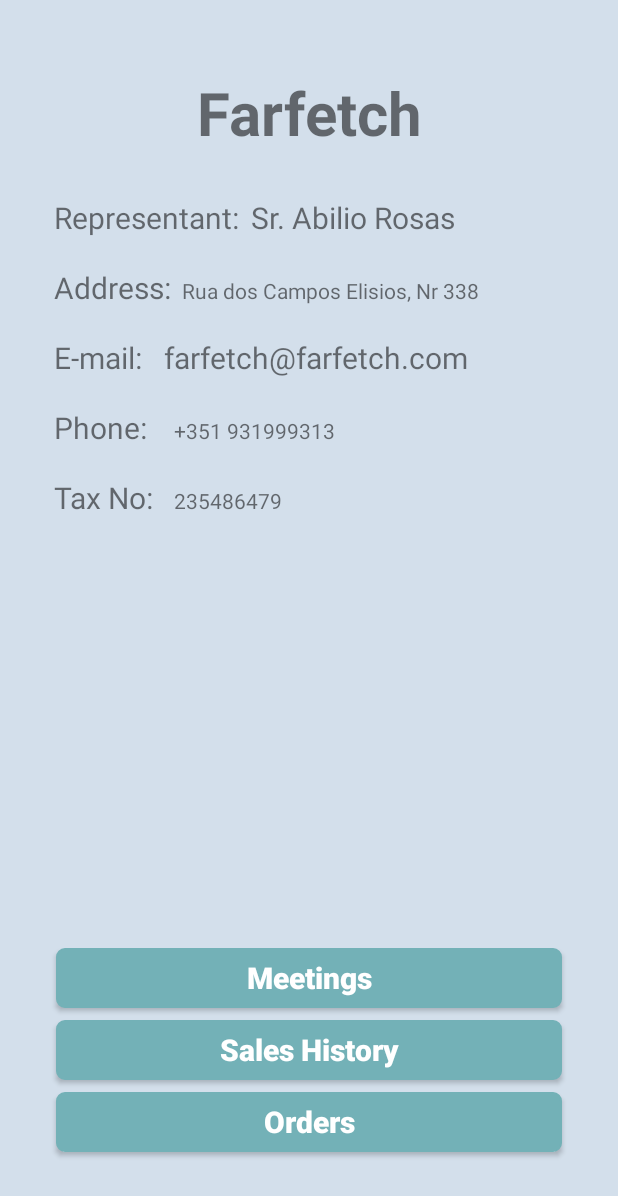
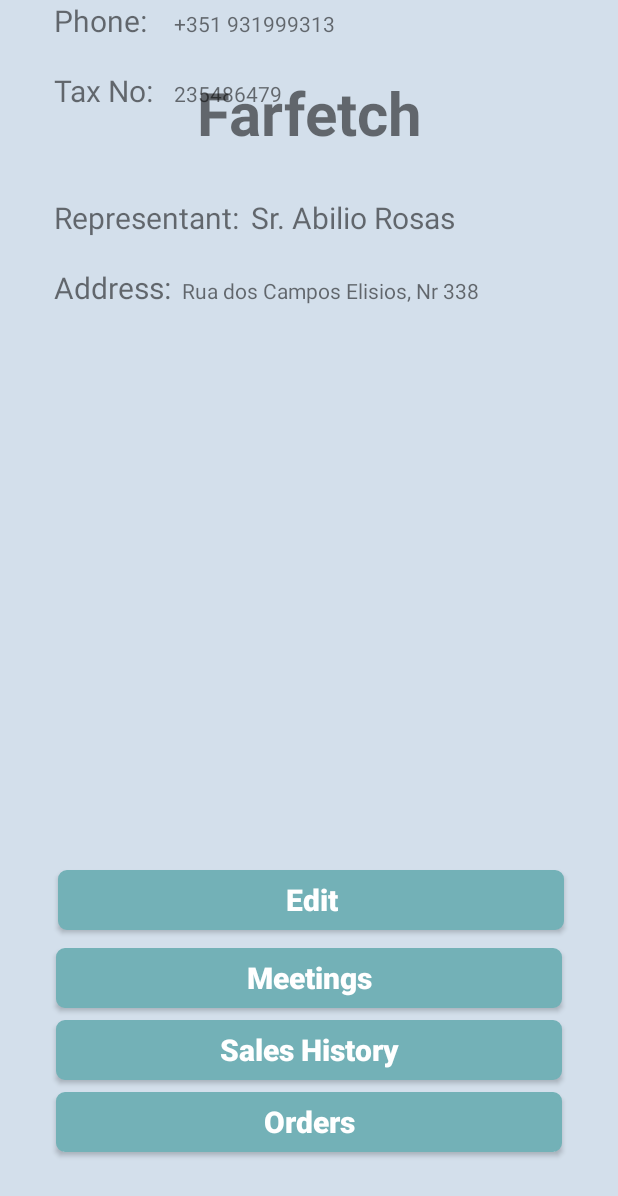
Before and after one commit to Antypurus/AndroidERPSinf, an Android app: the layout view_customer.xml on its own in the app's theme, with its tools: preview values and no code run, on a phone screen of 412 x 824 dp. Shown: the top 1196 px of the screen. Run offline under Robolectric (Android 15) with nearby library versions, the phone set to English and light mode, and no system bars.

Commit message:
view_customer_activity done

```diff
--- a/Android/app/src/main/java/com/example/david/sinfapplication/CommonDataClasses/Customer.java
+++ b/Android/app/src/main/java/com/example/david/sinfapplication/CommonDataClasses/Customer.java
@@ -1,6 +1,8 @@
 package com.example.david.sinfapplication.CommonDataClasses;
 
-public class Customer
+import java.io.Serializable;
+
+public class Customer implements Serializable
 {
     /**
      * The id of the customer
--- a/Android/app/src/main/java/com/example/david/sinfapplication/WebAPI/ParsersAndStringBuilders/CustomerParserAndStringBuilder.java
+++ b/Android/app/src/main/java/com/example/david/sinfapplication/WebAPI/ParsersAndStringBuilders/CustomerParserAndStringBuilder.java
@@ -25,8 +25,8 @@ public class CustomerParserAndStringBuilder
         String postalCode = dataSetObject.getString("CodigoPostal");
         String postalCodeCity = dataSetObject.getString("LocalidadeCodigoPostal");
         String phoneNumber = dataSetObject.getString("Telefone");
-        String faxNumber = dataSetObject.getString("faxNumber");
-        String webSite = dataSetObject.getString("webSite");
+        String faxNumber = dataSetObject.getString("Fax");
+        String webSite = dataSetObject.getString("EnderecoWeb");
         String state = dataSetObject.getString("Distrito");
         String taxNumber = dataSetObject.getString("NumContribuinte");
         String country = dataSetObject.getString("Pais");
--- a/Android/app/src/main/res/layout/view_customer.xml
+++ b/Android/app/src/main/res/layout/view_customer.xml
@@ -61,26 +61,14 @@
         app:layout_constraintTop_toBottomOf="@+id/textView3" />
 
     <TextView
-        android:id="@+id/textView5"
-        android:layout_width="65dp"
-        android:layout_height="31dp"
-        android:layout_marginStart="36dp"
-        android:layout_marginTop="15dp"
-        android:text="E-mail:"
-        android:textSize="20sp"
-        app:layout_constraintStart_toStartOf="parent"
-        app:layout_constraintTop_toBottomOf="@+id/textView10" />
-
-    <TextView
         android:id="@+id/textView6"
         android:layout_width="70dp"
         android:layout_height="31dp"
         android:layout_marginStart="36dp"
-        android:layout_marginTop="15dp"
         android:text="Phone:"
         android:textSize="20sp"
         app:layout_constraintStart_toStartOf="parent"
-        app:layout_constraintTop_toBottomOf="@+id/textView5" />
+        tools:layout_editor_absoluteY="269dp" />
 
     <TextView
         android:id="@+id/textView7"
@@ -92,21 +80,6 @@
         android:textSize="20sp"
         app:layout_constraintStart_toStartOf="parent"
         app:layout_constraintTop_toBottomOf="@+id/textView6" />
-
-    <TextView
-        android:id="@+id/custumer_email"
-        android:layout_width="213dp"
-        android:layout_height="31dp"
-        android:layout_marginStart="8dp"
-        android:layout_marginEnd="8dp"
-        android:ems="10"
-        android:singleLine="false"
-        android:text="@string/view_customer_email"
-        android:textSize="20sp"
-        app:layout_constraintBaseline_toBaselineOf="@+id/textView5"
-        app:layout_constraintEnd_toEndOf="parent"
-        app:layout_constraintHorizontal_bias="0.0"
-        app:layout_constraintStart_toEndOf="@+id/textView5" />
 
     <TextView
         android:id="@+id/customer_address"
@@ -154,7 +127,7 @@
         android:layout_marginEnd="16dp"
         android:layout_marginBottom="8dp"
         android:background="@drawable/rounded_corner_blue"
-        android:onClick="goto_edit_customer"
+        android:onClick="goto_customer_meetings"
         android:text="Meetings"
         android:textAllCaps="false"
         android:textColor="@color/white"
@@ -166,6 +139,25 @@
         app:layout_constraintStart_toStartOf="parent" />
 
     <Button
+        android:id="@+id/meetings_button4"
+        android:layout_width="337dp"
+        android:layout_height="40dp"
+        android:layout_marginStart="16dp"
+        android:layout_marginEnd="16dp"
+        android:layout_marginBottom="60dp"
+        android:background="@drawable/rounded_corner_blue"
+        android:onClick="goto_edit_customer"
+        android:text="Edit"
+        android:textAllCaps="false"
+        android:textColor="@color/white"
+        android:textSize="20sp"
+        android:textStyle="bold"
+        app:layout_constraintBottom_toTopOf="@+id/sales_hist_button"
+        app:layout_constraintEnd_toEndOf="parent"
+        app:layout_constraintHorizontal_bias="0.533"
+        app:layout_constraintStart_toStartOf="parent" />
+
+    <Button
         android:id="@+id/sales_hist_button"
         android:layout_width="337dp"
         android:layout_height="40dp"
@@ -173,6 +165,7 @@
         android:layout_marginEnd="15dp"
         android:layout_marginBottom="8dp"
         android:background="@drawable/rounded_corner_blue"
+        android:onClick="goto_customer_sales_history"
         android:text="Sales History"
         android:textAllCaps="false"
         android:textColor="@color/white"
@@ -191,6 +184,7 @@
         android:layout_marginEnd="15dp"
         android:layout_marginBottom="56dp"
         android:background="@drawable/rounded_corner_blue"
+        android:onClick="goto_customer_orders"
         android:text="Orders"
         android:textAllCaps="false"
         android:textColor="@color/white"
```
Also changed, not shown: Android/app/src/main/java/com/example/david/sinfapplication/Activities/view_customer/view_customer_activity.java (+58 -5 lines), Android/app/src/main/java/com/example/david/sinfapplication/WebAPI/WebAPI.java (+3 -11 lines).
